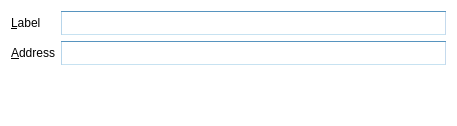
Qt form src/qt/forms/editaddressdialog.ui (XDNA-Core/XDNA) before a commit.
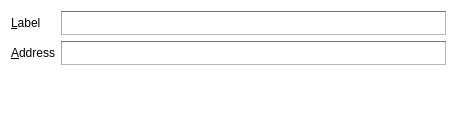
The same form after that commit. Custom widgets are drawn as their Qt base class.

What changed in the file:
```diff
--- a/src/qt/forms/editaddressdialog.ui
+++ b/src/qt/forms/editaddressdialog.ui
@@ -49,20 +49,20 @@
     background-color:#ffffff;
     color:#333333;
 
-    border-bottom-color:#c7e2f1;
-    border-top-color:#5794bf;
-    border-left-color:#b7d5ea;
-    border-right-color:#c5daed;
+    border-bottom-color:#b8b6b5;
+    border-top-color:#757575;
+    border-left-color:#a9a8a8;
+    border-right-color:#b5b3b3;
 
     }
 
     .QValidatedLineEdit, .QLineEdit:!focus {
     font-size:11px;
 
-    border-bottom-color:#c7e2f1;
-    border-top-color:#5794bf;
-    border-left-color:#b7d5ea;
-    border-right-color:#c5daed;
+    border-bottom-color:#b8b6b5;
+    border-top-color:#757575;
+    border-left-color:#a9a8a8;
+    border-right-color:#b5b3b3;
     }
 
 
@@ -101,20 +101,20 @@
     background-color:#ffffff;
     color:#333333;
 
-    border-bottom-color:#c7e2f1;
-    border-top-color:#5794bf;
-    border-left-color:#b7d5ea;
-    border-right-color:#c5daed;
+    border-bottom-color:#b8b6b5;
+    border-top-color:#757575;
+    border-left-color:#a9a8a8;
+    border-right-color:#b5b3b3;
 
     }
 
     .QValidatedLineEdit, .QLineEdit:!focus {
     font-size:11px;
 
-    border-bottom-color:#c7e2f1;
-    border-top-color:#5794bf;
-    border-left-color:#b7d5ea;
-    border-right-color:#c5daed;
+    border-bottom-color:#b8b6b5;
+    border-top-color:#757575;
+    border-left-color:#a9a8a8;
+    border-right-color:#b5b3b3;
     }
 
 
```
Left out of the diff: 4 changed lines with no effect on the pictures.
